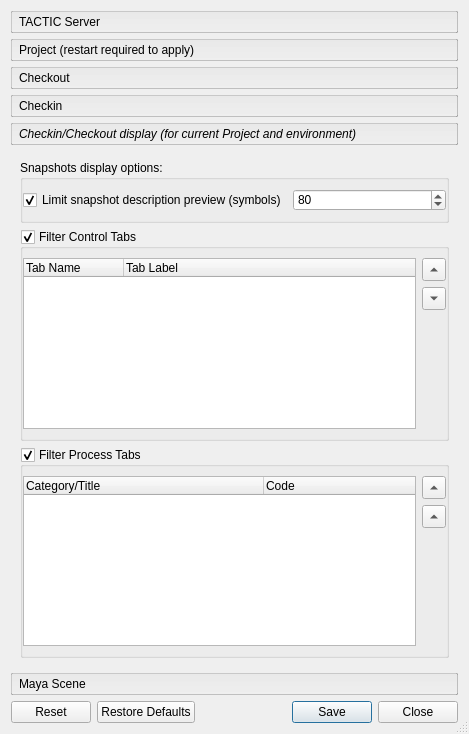
The window that lib/ui/ui_conf.ui (listyque/TACTIC-Handler) describes before a commit, drawn with Qt 5.
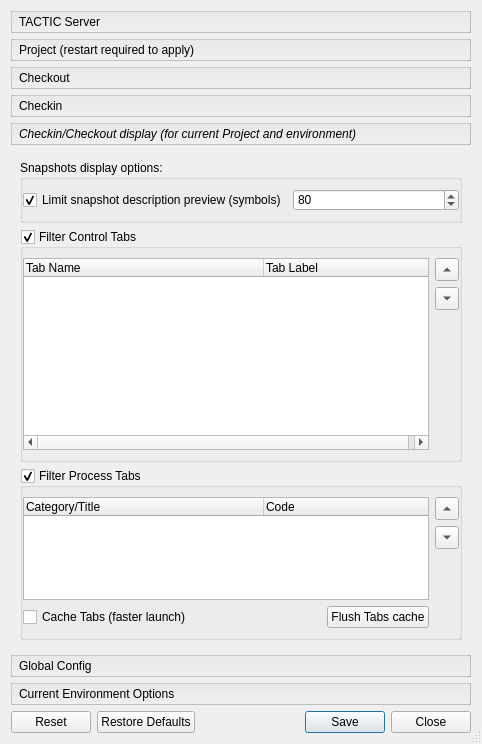
The same window after the commit. The open tabs and pages were chosen to show the change.

Patch:
```diff
--- a/lib/ui/ui_conf.ui
+++ b/lib/ui/ui_conf.ui
@@ -9,8 +9,8 @@
    <rect>
     <x>0</x>
     <y>0</y>
-    <width>469</width>
-    <height>734</height>
+    <width>482</width>
+    <height>744</height>
    </rect>
   </property>
   <property name="windowTitle">
@@ -772,8 +772,8 @@
        <rect>
         <x>0</x>
         <y>0</y>
-        <width>451</width>
-        <height>525</height>
+        <width>464</width>
+        <height>508</height>
        </rect>
       </property>
       <attribute name="label">
@@ -781,77 +781,7 @@
       </attribute>
       <layout class="QVBoxLayout" name="verticalLayout_2">
        <item>
-        <layout class="QGridLayout" name="gridLayout_3" rowstretch="0,1,1">
-         <item row="2" column="0">
-          <widget class="QGroupBox" name="processTabsFilterGroupBox">
-           <property name="title">
-            <string>Filter Process Tabs</string>
-           </property>
-           <property name="flat">
-            <bool>true</bool>
-           </property>
-           <property name="checkable">
-            <bool>true</bool>
-           </property>
-           <layout class="QGridLayout" name="gridLayout_4">
-            <property name="leftMargin">
-             <number>0</number>
-            </property>
-            <property name="rightMargin">
-             <number>0</number>
-            </property>
-            <property name="spacing">
-             <number>6</number>
-            </property>
-            <item row="0" column="0" rowspan="3">
-             <widget class="QTreeWidget" name="processTreeWidget">
-              <property name="horizontalScrollBarPolicy">
-               <enum>Qt::ScrollBarAlwaysOff</enum>
-              </property>
-              <property name="verticalScrollMode">
-               <enum>QAbstractItemView::ScrollPerPixel</enum>
-              </property>
-              <attribute name="headerDefaultSectionSize">
-               <number>240</number>
-              </attribute>
-              <attribute name="headerMinimumSectionSize">
-               <number>170</number>
-              </attribute>
-              <column>
-               <property name="text">
-                <string>Category/Title</string>
-               </property>
-              </column>
-              <column>
-               <property name="text">
-                <string>Code</string>
-               </property>
-              </column>
-             </widget>
-            </item>
-            <item row="0" column="1">
-             <widget class="QToolButton" name="toolButton_3">
-              <property name="text">
-               <string>...</string>
-              </property>
-              <property name="arrowType">
-               <enum>Qt::UpArrow</enum>
-              </property>
-             </widget>
-            </item>
-            <item row="1" column="1">
-             <widget class="QToolButton" name="toolButton_4">
-              <property name="text">
-               <string>...</string>
-              </property>
-              <property name="arrowType">
-               <enum>Qt::UpArrow</enum>
-              </property>
-             </widget>
-            </item>
-           </layout>
-          </widget>
-         </item>
+        <layout class="QGridLayout" name="gridLayout_3" rowstretch="0,0,1">
          <item row="0" column="0">
           <widget class="QGroupBox" name="snapshotDisplayOptionsGroupBox">
            <property name="title">
@@ -899,6 +829,90 @@
            </layout>
           </widget>
          </item>
+         <item row="2" column="0">
+          <widget class="QGroupBox" name="processTabsFilterGroupBox">
+           <property name="title">
+            <string>Filter Process Tabs</string>
+           </property>
+           <property name="flat">
+            <bool>true</bool>
+           </property>
+           <property name="checkable">
+            <bool>true</bool>
+           </property>
+           <layout class="QGridLayout" name="gridLayout_4" columnstretch="1,0,0">
+            <property name="leftMargin">
+             <number>0</number>
+            </property>
+            <property name="rightMargin">
+             <number>0</number>
+            </property>
+            <property name="spacing">
+             <number>6</number>
+            </property>
+            <item row="5" column="1">
+             <widget class="QPushButton" name="flushTabsCachePushButton">
+              <property name="text">
+               <string>Flush Tabs cache</string>
+              </property>
+             </widget>
+            </item>
+            <item row="0" column="0" rowspan="4" colspan="2">
+             <widget class="QTreeWidget" name="processTreeWidget">
+              <property name="horizontalScrollBarPolicy">
+               <enum>Qt::ScrollBarAlwaysOff</enum>
+              </property>
+              <property name="verticalScrollMode">
+               <enum>QAbstractItemView::ScrollPerPixel</enum>
+              </property>
+              <attribute name="headerDefaultSectionSize">
+               <number>240</number>
+              </attribute>
+              <attribute name="headerMinimumSectionSize">
+               <number>170</number>
+              </attribute>
+              <column>
+               <property name="text">
+                <string>Category/Title</string>
+               </property>
+              </column>
+              <column>
+               <property name="text">
+                <string>Code</string>
+               </property>
+              </column>
+             </widget>
+            </item>
+            <item row="0" column="2">
+             <widget class="QToolButton" name="processTabsMoveUpToolButton">
+              <property name="text">
+               <string>...</string>
+              </property>
+              <property name="arrowType">
+               <enum>Qt::UpArrow</enum>
+              </property>
+             </widget>
+            </item>
+            <item row="1" column="2">
+             <widget class="QToolButton" name="processTabsMoveDownToolButton">
+              <property name="text">
+               <string>...</string>
+              </property>
+              <property name="arrowType">
+               <enum>Qt::DownArrow</enum>
+              </property>
+             </widget>
+            </item>
+            <item row="5" column="0">
+             <widget class="QCheckBox" name="cacheProcessTabsCheckBox">
+              <property name="text">
+               <string>Cache Tabs (faster launch)</string>
+              </property>
+             </widget>
+            </item>
+           </layout>
+          </widget>
+         </item>
          <item row="1" column="0">
           <widget class="QGroupBox" name="controlsTabsFilterGroupBox">
            <property name="title">
@@ -932,6 +946,33 @@
             </item>
             <item row="0" column="0" rowspan="3">
              <widget class="QTreeWidget" name="controlsTabsTreeWidget">
+              <property name="tabKeyNavigation">
+               <bool>true</bool>
+              </property>
+              <property name="alternatingRowColors">
+               <bool>true</bool>
+              </property>
+              <property name="rootIsDecorated">
+               <bool>false</bool>
+              </property>
+              <property name="uniformRowHeights">
+               <bool>true</bool>
+              </property>
+              <property name="itemsExpandable">
+               <bool>false</bool>
+              </property>
+              <property name="animated">
+               <bool>true</bool>
+              </property>
+              <property name="expandsOnDoubleClick">
+               <bool>false</bool>
+              </property>
+              <attribute name="headerDefaultSectionSize">
+               <number>240</number>
+              </attribute>
+              <attribute name="headerMinimumSectionSize">
+               <number>170</number>
+              </attribute>
               <column>
                <property name="text">
                 <string>Tab Name</string>
@@ -961,7 +1002,12 @@
        </item>
       </layout>
      </widget>
-     <widget class="QWidget" name="scenePage">
+     <widget class="QWidget" name="globalCofigPage">
+      <attribute name="label">
+       <string>Global Config</string>
+      </attribute>
+     </widget>
+     <widget class="QWidget" name="currentEnvironmentPage">
       <property name="geometry">
        <rect>
         <x>0</x>
@@ -971,7 +1017,7 @@
        </rect>
       </property>
       <attribute name="label">
-       <string>Maya Scene</string>
+       <string>Current Environment Options</string>
       </attribute>
       <layout class="QVBoxLayout" name="verticalLayout">
        <property name="margin">
```
Left out of the diff: 26 changed lines with no effect on the pictures.
